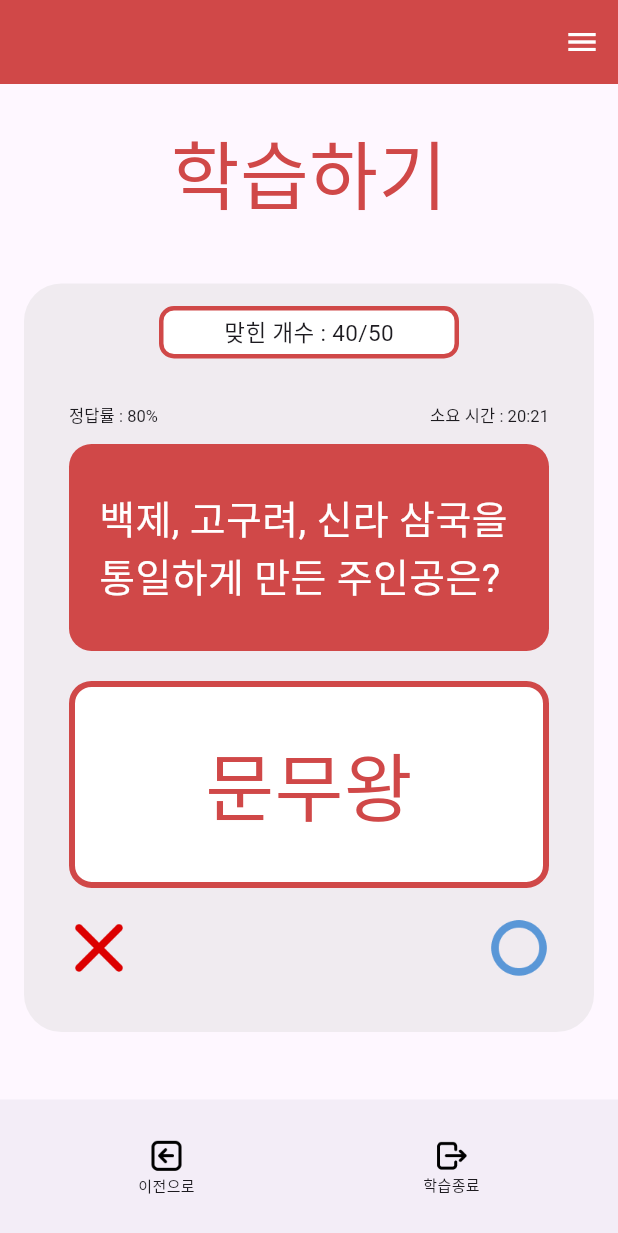
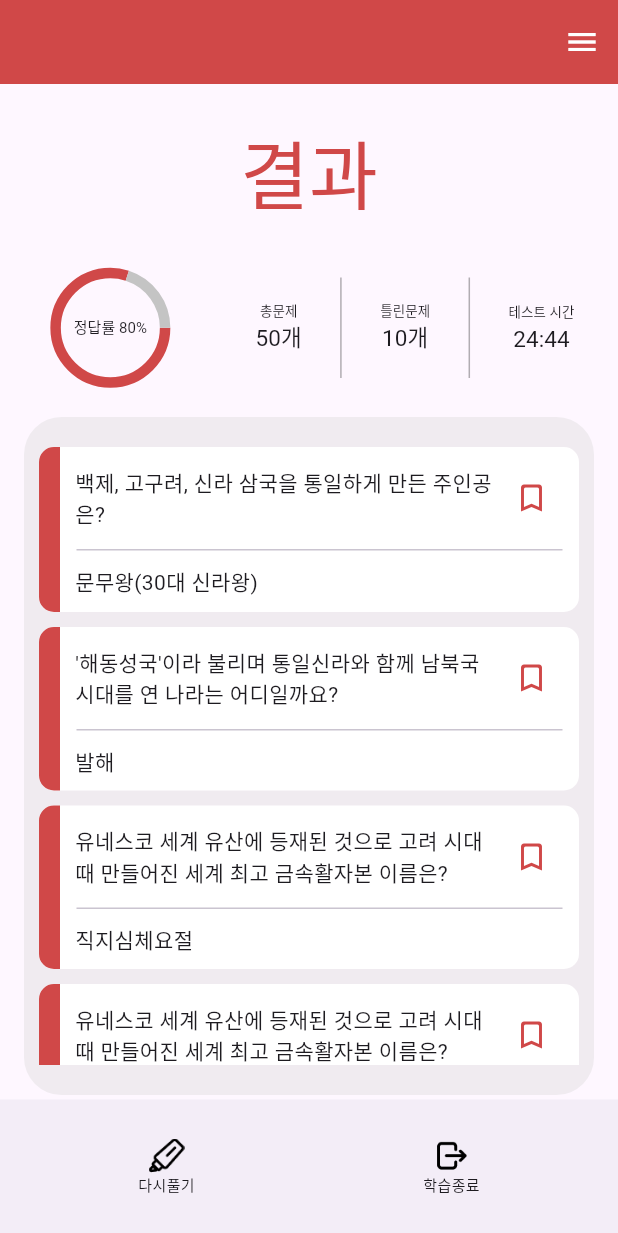
Before and after one commit to ReflectMun/BrainUp, a Flutter app: the screen it shows after launch, on a phone screen of 412 x 824 dp. Shown: the top 1233 px of the screen. Run offline on Flutter 3.47's test engine with Material 3 defaults, Android fonts, the phone set to English and light mode, and no system bars; drawn by our look-alikes of auto_size_text, pie_chart; our stand-ins replace flip_card, flutter_card_swiper; missing offline and left inert: dart:ffi.

Commit message:
[jiho] 범용덱 관련 6개 화면 구현 완료

```diff
--- a/lib/main.dart
+++ b/lib/main.dart
@@ -3,6 +3,7 @@ import 'package:brain_up/universal_flashcard/universal_deck/universal_deck_scree
 import 'package:brain_up/universal_flashcard/universal_flashcard_add_function/universal_flashcard_add_screen.dart';
 import 'package:brain_up/universal_flashcard/universal_studying/universal_studying_screen.dart';
 import 'package:brain_up/universal_flashcard/universal_test/universal_test_screen.dart';
+import 'package:brain_up/universal_flashcard/universal_test_result/universal_result_screen.dart';
 import 'package:flutter/material.dart';
 
 void main() {
@@ -15,7 +16,7 @@ class MyApp extends StatelessWidget {
   @override
   Widget build(BuildContext context) {
     return MaterialApp(
-      home: UniversalTestScreen(),
+      home: UniversalResultScreen(),
     );
   }
 }
--- a/lib/universal_flashcard/universal_category/flashcard_widget.dart
+++ b/lib/universal_flashcard/universal_category/flashcard_widget.dart
@@ -48,11 +48,11 @@ class _FlashcardWidgetState extends State<FlashcardWidget> {
               padding: const EdgeInsets.all(10),
               child: Row(
                 children: [
-                  Flexible(
+                  Expanded(
                     flex: 13,
                     child: Text(widget.question),
                   ),
-                  Flexible(
+                  Expanded(
                     flex: 2,
                     child: IconButton(
                       onPressed: _clickBookmark,
--- a/lib/universal_flashcard/universal_studying/universal_studying_screen.dart
+++ b/lib/universal_flashcard/universal_studying/universal_studying_screen.dart
@@ -118,7 +118,7 @@ class UniversalStudyingScreen extends StatelessWidget {
                     mainAxisAlignment: MainAxisAlignment.center,
                     children: [
                       Image.asset(
-                        "assets/logout.png",
+                        "assets/logout_icon.png",
                         width: 24,
                       ),
                       const Text(
--- /dev/null
+++ b/lib/universal_flashcard/universal_test/universal_test_answer_widget.dart
@@ -0,0 +1,64 @@
+import 'package:auto_size_text/auto_size_text.dart';
+import 'package:flutter/material.dart';
+
+class UniversalTestAnswerWidget extends StatefulWidget {
+  const UniversalTestAnswerWidget({
+    super.key,
+    required this.answer,
+  });
+
+  final String answer;
+
+  @override
+  State<UniversalTestAnswerWidget> createState() => _UniversalTestAnswerWidgetState();
+}
+
+class _UniversalTestAnswerWidgetState extends State<UniversalTestAnswerWidget> {
+  bool _isAnswerTapped = false;
+
+  void _tappedUpAnswerWidget(TapUpDetails detail){
+    setState(() {
+      _isAnswerTapped = true;
+    });
+  }
+
+  @override
+  Widget build(BuildContext context) {
+    return GestureDetector(
+      onTapUp: _tappedUpAnswerWidget,
+      child: Container(
+        width: 320,
+        height: 137.97,
+        decoration: BoxDecoration(
+          color: Colors.white,
+          borderRadius: BorderRadius.circular(15),
+          border: Border.all(
+              color: const Color(0xFFD04848),
+              width: 4
+          ),
+        ),
+        child: Center(
+          child: AutoSizeText(
+            _isAnswerTapped ? widget.answer : "",
+            style: const TextStyle(
+                color: Color(0xFFD04848),
+                fontSize: 50,
+                fontWeight: FontWeight.w400
+            ),
+            minFontSize: 16,
+            maxFontSize: 50,
+            maxLines: 10,
+            overflowReplacement: const Text(
+              "정답이 너무 길어요!",
+              style: TextStyle(
+                  color: Colors.white,
+                  fontSize: 32,
+                  fontWeight: FontWeight.w400
+              ),
+            ),
+          ),
+        ),
+      ),
+    );
+  }
+}
--- /dev/null
+++ b/lib/universal_flashcard/universal_test/universal_test_question_widget.dart
@@ -0,0 +1,45 @@
+import 'package:auto_size_text/auto_size_text.dart';
+import 'package:flutter/material.dart';
+
+class UniversalTestQuestionWidget extends StatelessWidget {
+  const UniversalTestQuestionWidget({
+    super.key,
+    required this.question,
+  });
+
+  final String question;
+
+  @override
+  Widget build(BuildContext context) {
+    return Container(
+      width: 320,
+      height: 137.97,
+      padding: const EdgeInsets.all(20),
+      decoration: BoxDecoration(
+        color: const Color(0xFFD04848),
+        borderRadius: BorderRadius.circular(15),
+      ),
+      child: Center(
+        child: AutoSizeText(
+          question,
+          style: const TextStyle(
+              color: Colors.white,
+              fontSize: 50,
+              fontWeight: FontWeight.w400
+          ),
+          minFontSize: 16,
+          maxFontSize: 50,
+          maxLines: 10,
+          overflowReplacement: const Text(
+            "문제가 너무 길어요!",
+            style: TextStyle(
+                color: Colors.white,
+                fontSize: 32,
+                fontWeight: FontWeight.w400
+            ),
+          ),
+        ),
+      ),
+    );
+  }
+}
--- a/lib/universal_flashcard/universal_test/universal_test_screen.dart
+++ b/lib/universal_flashcard/universal_test/universal_test_screen.dart
@@ -1,12 +1,14 @@
 import 'dart:ffi';
 
+import 'package:brain_up/universal_flashcard/universal_test/universal_test_answer_widget.dart';
+import 'package:brain_up/universal_flashcard/universal_test/universal_test_question_widget.dart';
 import 'package:flutter/material.dart';
 import 'package:auto_size_text/auto_size_text.dart';
 
 import '../common_widget/deck_title.dart';
 
 class UniversalTestScreen extends StatelessWidget {
-  UniversalTestScreen({super.key});
+  const UniversalTestScreen({super.key});
 
   final String question = "백제, 고구려, 신라 삼국을 통일하게 만든 주인공은?";
   final String answer = "문무왕";
@@ -51,6 +53,7 @@ class UniversalTestScreen extends StatelessWidget {
                   child: Column(
                     crossAxisAlignment: CrossAxisAlignment.center,
                     children: [
+                      // 맞힌 개수 영역 시작
                       Container(
                         width: 200,
                         height: 35,
@@ -73,10 +76,15 @@ class UniversalTestScreen extends StatelessWidget {
                           ),
                         ),
                       ),
+                      // 맞힌 개수 영역 끝
+
                       const SizedBox(height: 30,),
+
+                      // 정답률, 소요시간 영역 시작
                       Row(
                         mainAxisAlignment: MainAxisAlignment.spaceBetween,
                         children: [
+                          // 정답률 시작
                           Text(
                             "정답률 : ${(current/total * 100).toInt()}%",
                             style: const TextStyle(
@@ -85,6 +93,9 @@ class UniversalTestScreen extends StatelessWidget {
                               letterSpacing: 0.05
                             ),
                           ),
+                          // 정답률 시작
+
+                          // 소요시간 시작
                           Text(
                             "소요 시간 : $timer",
                             style: const TextStyle(
@@ -93,87 +104,70 @@ class UniversalTestScreen extends StatelessWidget {
                               letterSpacing: 0.05
                             ),
                           ),
+                          // 소요시간 시작
                         ],
                       ),
+                      // 정답률, 소요시간 영역 끝
+
                       const SizedBox(height: 10,),
-                      Container(
-                        width: 320,
-                        height: 137.97,
-                        padding: const EdgeInsets.all(20),
+
+                      // 문제 박스 영역 시작
+                      UniversalTestQuestionWidget(question: question),
+                      // 문제 박스 영역 끝
+
+                      const SizedBox(height: 20,),
+
+                      // 정답 박스 영역 시작
+                      UniversalTestAnswerWidget(answer: answer),
+                      // 정답 박스 영역 끝
+
+                      const SizedBox(height: 20,),
+
+                      // 틀림, 정답 버튼 영역
+                      Row(
+                        mainAxisAlignment: MainAxisAlignment.spaceBetween,
+                        children: [
+                          GestureDetector(
+                            onTapUp: (detail) {
+                              print("틀림");
+                            },
+                            child: Container(
+                              width: 140,
+                              height: 68,
                               decoration: BoxDecoration(
-                          color: const Color(0xFFD04848),
-                          borderRadius: BorderRadius.circular(15),
+                                color: Colors.white,
+                                borderRadius: BorderRadius.circular(15)
                               ),
                               child: Center(
-                          child: AutoSizeText(
-                            question,
-                            style: const TextStyle(
-                              color: Colors.white,
-                              fontSize: 50,
-                              fontWeight: FontWeight.w400
-                            ),
-                            minFontSize: 16,
-                            maxFontSize: 50,
-                            maxLines: 10,
-                            overflowReplacement: const Text(
-                              "문제가 너무 길어요!",
-                              style: TextStyle(
-                                color: Colors.white,
-                                fontSize: 32,
-                                fontWeight: FontWeight.w400
+                                child: Image.asset(
+                                  "assets/incorrect_icon.png",
+                                  width: 40,
                                 ),
                               ),
                             ),
                           ),
-                      ),
-                      const SizedBox(height: 20,),
-                      Container(
-                        width: 320,
-                        height: 137.97,
+                          GestureDetector(
+                            onTapUp: (detail){
+                              print("정답");
+                            },
+                            child: Container(
+                              width: 140,
+                              height: 68,
                               decoration: BoxDecoration(
                                   color: Colors.white,
-                          borderRadius: BorderRadius.circular(15),
-                          border: Border.all(
-                            color: const Color(0xFFD04848),
-                            width: 4
-                          ),
+                                  borderRadius: BorderRadius.circular(15)
                               ),
                               child: Center(
-                          child: AutoSizeText(
-                            answer,
-                            style: const TextStyle(
-                              color: Color(0xFFD04848),
-                              fontSize: 50,
-                              fontWeight: FontWeight.w400
-                            ),
-                            minFontSize: 16,
-                            maxFontSize: 50,
-                            maxLines: 10,
-                            overflowReplacement: const Text(
-                              "정답이 너무 길어요!",
-                              style: TextStyle(
-                                  color: Colors.white,
-                                  fontSize: 32,
-                                  fontWeight: FontWeight.w400
+                                child: Image.asset(
+                                  "assets/correct_icon.png",
+                                  width: 40,
                                 ),
                               ),
                             ),
                           ),
-                      ),
-                      const SizedBox(height: 20,),
-                      Row(
-                        mainAxisAlignment: MainAxisAlignment.spaceBetween,
-                        children: [
-                          Image.asset(
-                            "assets/incorrect_icon.png",
-                            width: 40,
-                          ),
-                          Image.asset(
-                            "assets/correct_icon.png",
-                            width: 40,
-                          ),
                         ],
                       ),
+                      // 틀림, 정답 버튼 영역 끝
                     ],
                   ),
                 ),
@@ -228,7 +222,7 @@ class UniversalTestScreen extends StatelessWidget {
                     mainAxisAlignment: MainAxisAlignment.center,
                     children: [
                       Image.asset(
-                        "assets/logout.png",
+                        "assets/logout_icon.png",
                         width: 24,
                       ),
                       const Text(
--- /dev/null
+++ b/lib/universal_flashcard/universal_test_result/universal_result_screen.dart
@@ -0,0 +1,274 @@
+import 'package:brain_up/universal_flashcard/universal_category/flashcard_widget.dart';
+import 'package:flutter/material.dart';
+import 'package:pie_chart/pie_chart.dart';
+
+import '../common_widget/deck_title.dart';
+
+class UniversalResultScreen extends StatelessWidget {
+  UniversalResultScreen({super.key});
+
+  final List _cards = [
+    FlashcardWidget(question: "백제, 고구려, 신라 삼국을 통일하게 만든 주인공은?", answer: "문무왕(30대 신라왕)"),
+    FlashcardWidget(question: "'해동성국'이라 불리며 통일신라와 함께 남북국 시대를 연 나라는 어디일까요?", answer: "발해"),
+    FlashcardWidget(question: "유네스코 세계 유산에 등재된 것으로 고려 시대 때 만들어진 세계 최고 금속활자본 이름은?", answer: "직지심체요절"),
+    FlashcardWidget(question: "유네스코 세계 유산에 등재된 것으로 고려 시대 때 만들어진 세계 최고 금속활자본 이름은?", answer: "직지심체요절"),
+  ];
+
+  final int total = 50;
+  final int correct = 40;
+  final String timer = "24:44";
+
+  final Map<String, double> data = {
+    "correct": 40,
+    "incorrect": 10,
+  };
+
+  @override
+  Widget build(BuildContext context) {
+    return Scaffold(
+      appBar: AppBar(
+        backgroundColor: const Color(0xFFD04848),
+        foregroundColor: Colors.white,
+      ),
+      endDrawer: Drawer(
+      ),
+      body: Column(
+        crossAxisAlignment: CrossAxisAlignment.center,
+        children: [
+          const Padding(
+            padding: EdgeInsets.symmetric(
+                horizontal: 15,
+                vertical: 49
+            ),
+            child: CommonTitle(title: "결과"),
+          ),
+
+          // 결과 통계창 시작
+          Container(
+            width: 372,
+            height: 89,
+            decoration: BoxDecoration(
+              borderRadius: BorderRadius.circular(25)
+            ),
+            child: Row(
+              mainAxisAlignment: MainAxisAlignment.spaceAround,
+              crossAxisAlignment: CrossAxisAlignment.center,
+              children: [
+                // 원형 그래프 시작
+                PieChart(
+                  dataMap: data,
+                  colorList: const [
+                    Color(0xFFD04848),
+                    Color(0xFFC4C4C4),
+                  ],
+                  chartType: ChartType.ring,
+                  ringStrokeWidth: 7,
+                  centerWidget: Text(
+                    "정답률 ${(correct / total * 100).toInt()}%",
+                    style: const TextStyle(
+                      fontSize: 10,
+                      letterSpacing: 0.05,
+                      fontWeight: FontWeight.w400,
+                    ),
+                  ),
+                  legendOptions: const LegendOptions(
+                    showLegends: false,
+                  ),
+                  chartValuesOptions: const ChartValuesOptions(
+                    showChartValues: false
+                  ),
+                ),
+                // 원형 그래프 끝
+
+                // 투명 디바이더
+                VerticalDivider(
+                  thickness: 1,
+                  color: const Color(0x000000).withOpacity(0),
+                ),
+
+                // 총 문제수 표시 영역 시작
+                Column(
+                  mainAxisAlignment: MainAxisAlignment.center,
+                  crossAxisAlignment: CrossAxisAlignment.center,
+                  children: [
+                    const Text(
+                      "총문제",
+                      style: TextStyle(
+                        fontSize: 9,
+                        letterSpacing: 0.05,
+                        fontWeight: FontWeight.w400
+                      ),
+                    ),
+                    Text(
+                      "$total개",
+                      style: const TextStyle(
+                        fontSize: 15,
+                        fontWeight: FontWeight.w400,
+                        letterSpacing: 0.05
+                      ),
+                    )
+                  ],
+                ),
+                // 총 문제수 표시 영역 끝
+
+                VerticalDivider(
+                  thickness: 1,
+                  color: const Color(0x000000).withOpacity(0.3),
+                  indent: 11,
+                  endIndent: 11,
+                ),
+
+                // 틀린 문제수 표시 영역 시작
+                Column(
+                  mainAxisAlignment: MainAxisAlignment.center,
+                  crossAxisAlignment: CrossAxisAlignment.center,
+                  children: [
+                    const Text(
+                      "틀린문제",
+                      style: TextStyle(
+                          fontSize: 9,
+                          letterSpacing: 0.05,
+                          fontWeight: FontWeight.w400
+                      ),
+                    ),
+                    Text(
+                      "${total - correct}개",
+                      style: const TextStyle(
+                          fontSize: 15,
+                          fontWeight: FontWeight.w400,
+                          letterSpacing: 0.05
+                      ),
+                    )
+                  ],
+                ),
+                // 틀린 문제수 표시 영역 끝
+
+                VerticalDivider(
+                  thickness: 1,
+                  color: const Color(0x000000).withOpacity(0.3),
+                  indent: 11,
+                  endIndent: 11,
+                ),
+
+                // 테스트 소요 시간 표시 영역 시작
+                Column(
+                  mainAxisAlignment: MainAxisAlignment.center,
+                  crossAxisAlignment: CrossAxisAlignment.center,
+                  children: [
+                    const Text(
+                      "테스트 시간",
+                      style: TextStyle(
+                          fontSize: 9,
+                          letterSpacing: 0.05,
+                          fontWeight: FontWeight.w400
+                      ),
+                    ),
+                    Text(
+                      timer,
+                      style: const TextStyle(
+                          fontSize: 15,
+                          fontWeight: FontWeight.w400,
+                          letterSpacing: 0.05
+                      ),
+                    )
+                  ],
+                ),
+                // 테스트 소요 시간 표시 영역 끝
+              ],
+            ),
+          ),
+          // 결과 통계창 끝
+
+          const SizedBox(height: 15,),
+
+          // 문제 리스트 시작
+          Container(
+            width: 380,
+            height: 452,
+            padding: const EdgeInsets.symmetric(
+              vertical: 20,
+              horizontal: 10
+            ),
+            decoration: BoxDecoration(
+              color: const Color(0xFFDADADA).withOpacity(0.4),
+              borderRadius: BorderRadius.circular(25)
+            ),
+            child: ListView.separated(
+              itemBuilder: (bc, i){
+                return _cards[i];
+              },
+              separatorBuilder: (bc, i){
+                return const SizedBox(height: 10,);
+              },
+              itemCount: _cards.length
+            ),
+          ),
+          // 문제 리스트 끝
+        ],
+      ),
+      bottomNavigationBar: BottomAppBar(
+        height: 91,
+        child: Row(
+          children: [
+            Expanded(
+              flex: 1,
+              child: InkWell(
+                onTapUp: (detail) {},
+                child: Padding(
+                  padding: const EdgeInsets.symmetric(
+                      vertical: 5,
+                      horizontal: 15
+                  ),
+                  child: Column(
+                    mainAxisAlignment: MainAxisAlignment.center,
+                    children: [
+                      Image.asset(
+                        "assets/pen_icon.png",
+                        width: 24,
+                      ),
+                      const Text(
+                        "다시풀기",
+                        style: TextStyle(
+                            fontSize: 10,
+                            height: 1.6
+                        ),
+                      )
+                    ],
+                  ),
+                ),
+              ),
+            ),
+            Expanded(
+              flex: 1,
+              child: InkWell(
+                onTapUp: (detail) {},
+                child: Padding(
+                  padding: const EdgeInsets.symmetric(
+                      vertical: 5,
+                      horizontal: 15
+                  ),
+                  child: Column(
+                    mainAxisAlignment: MainAxisAlignment.center,
+                    children: [
+                      Image.asset(
+                        "assets/logout_icon.png",
+                        width: 24,
+                      ),
+                      const Text(
+                        "학습종료",
+                        style: TextStyle(
+                            fontSize: 10,
+                            height: 1.6
+                        ),
+                      )
+                    ],
+                  ),
+                ),
+              ),
+            ),
+          ],
+        ),
+      ),
+    );
+  }
+}
--- a/pubspec.yaml
+++ b/pubspec.yaml
@@ -34,6 +34,7 @@ dependencies:
   flip_card: ^0.7.0
   flutter_card_swiper: ^7.0.0
   auto_size_text: ^3.0.0
+  pie_chart: ^5.4.0
 
   # The following adds the Cupertino Icons font to your application.
   # Use with the CupertinoIcons class for iOS style icons.
```
Also changed, not shown: assets/logout_icon.png (renamed from assets/logout.png), assets/pen_icon.png (added), pubspec.lock, 3 other files. Lines whose indentation alone changed are shown as unchanged.
